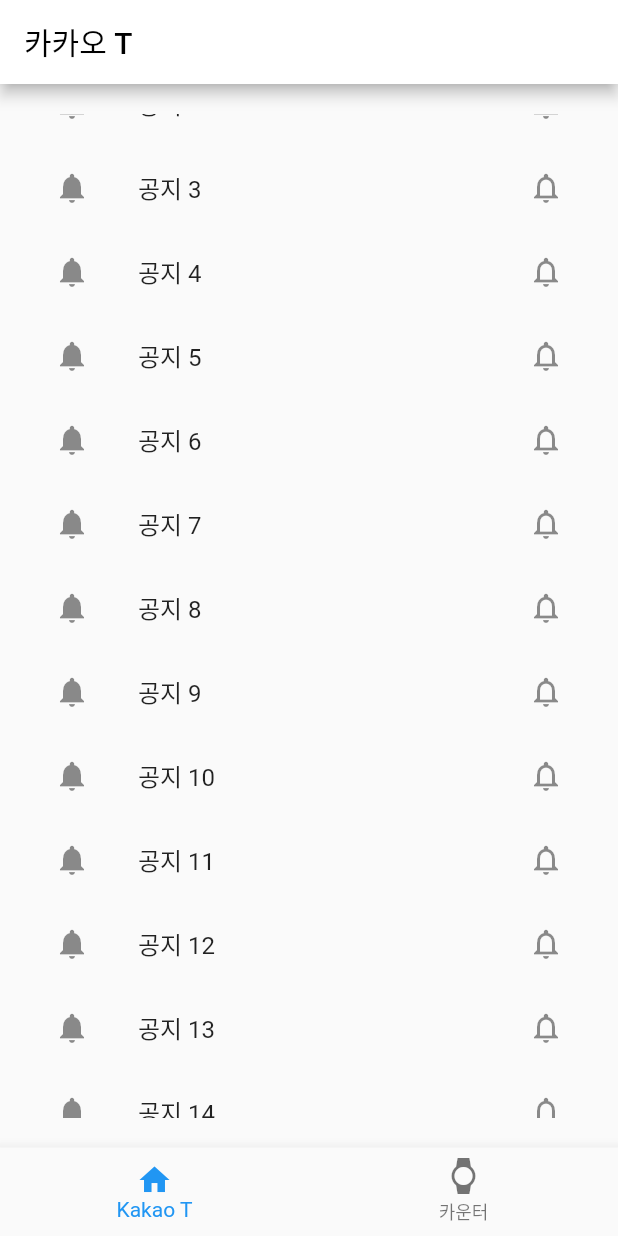
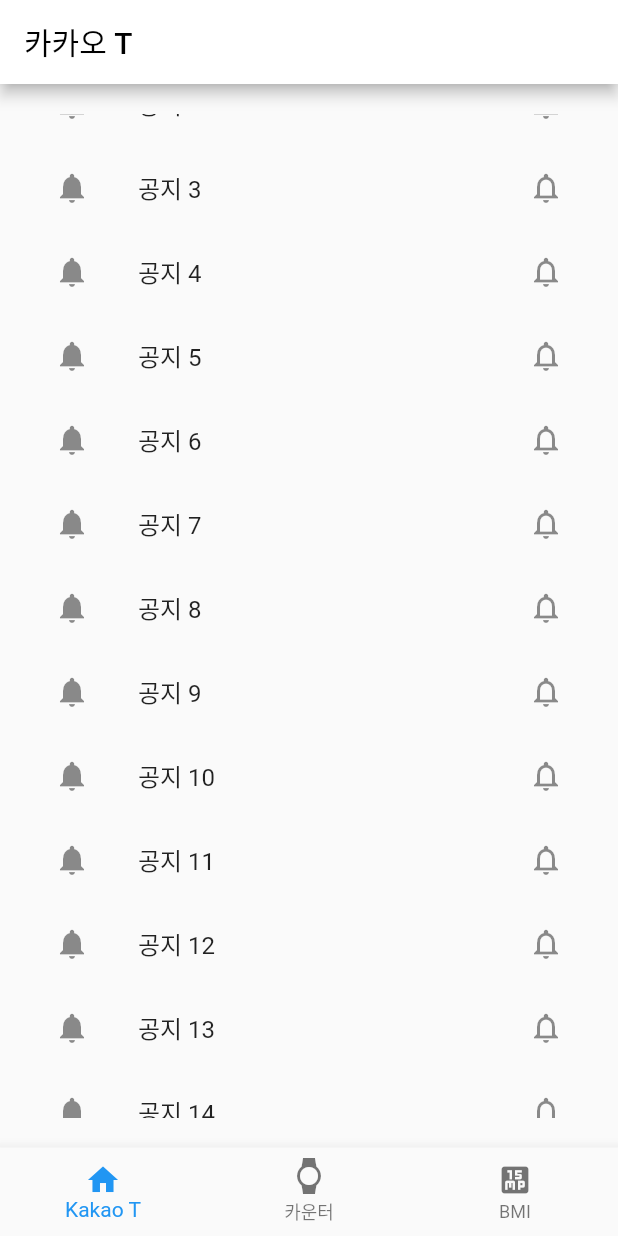
Before and after one commit to youyoung00/ohClass_flutter_kakaoT, a Flutter app: the screen it shows after launch, scrolled down 576 dp, on a phone screen of 412 x 824 dp. Run offline on Flutter 3.47's test engine with Material 2 defaults, Android fonts, the phone set to English and light mode, and no system bars; network calls fail.

```diff
--- a/lib/main.dart
+++ b/lib/main.dart
@@ -1,8 +1,6 @@
 import 'package:flutter/material.dart';
 import 'package:kakao_t_ui_exam/ui/counter/counter_screen.dart';
 import 'package:kakao_t_ui_exam/ui/home/home_screen.dart';
-
-
 
 void main() {
   runApp(const MyApp());
--- a/lib/ui/home/home_screen.dart
+++ b/lib/ui/home/home_screen.dart
@@ -1,4 +1,5 @@
 import 'package:flutter/material.dart';
+import 'package:kakao_t_ui_exam/ui/bmi_calc/bmi_calc_home_screen.dart';
 import 'package:kakao_t_ui_exam/ui/counter/counter_screen.dart';
 import 'package:kakao_t_ui_exam/ui/kakao_t/kakao_t_screen.dart';
 
@@ -14,6 +15,7 @@
   final _screens = [
     KakaoTScreen(),
     CounterScreen(),
+    BmiCalcHomeScreen(),
   ];
 
   int _index = 0;
@@ -38,7 +40,11 @@
             icon: Icon(Icons.watch),
             label: '카운터',
           ),
-        ],
+          BottomNavigationBarItem(
+            icon: Icon(Icons.fifteen_mp),
+            label: 'BMI',
+          ),
+       ],
       ),
     );
   }
```
Also changed, not shown: lib/ui/bmi_calc/bmi_calc_home_screen.dart (added, +34 -0 lines), lib/ui/bmi_calc/bmi_calc_result_screen.dart (added, +18 -0 lines).
